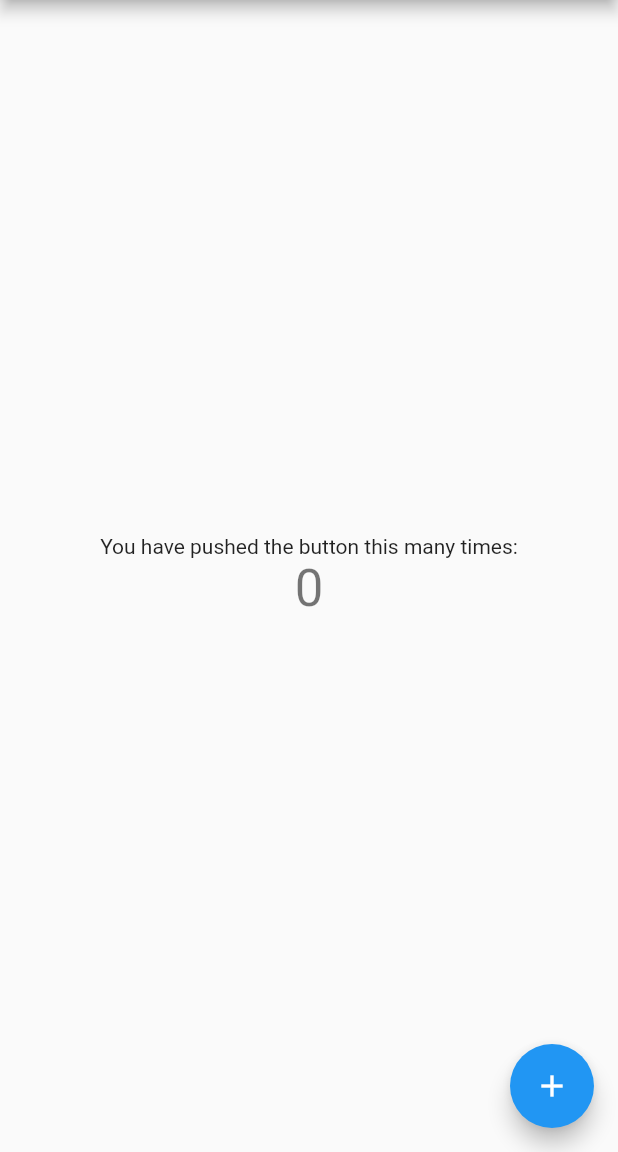
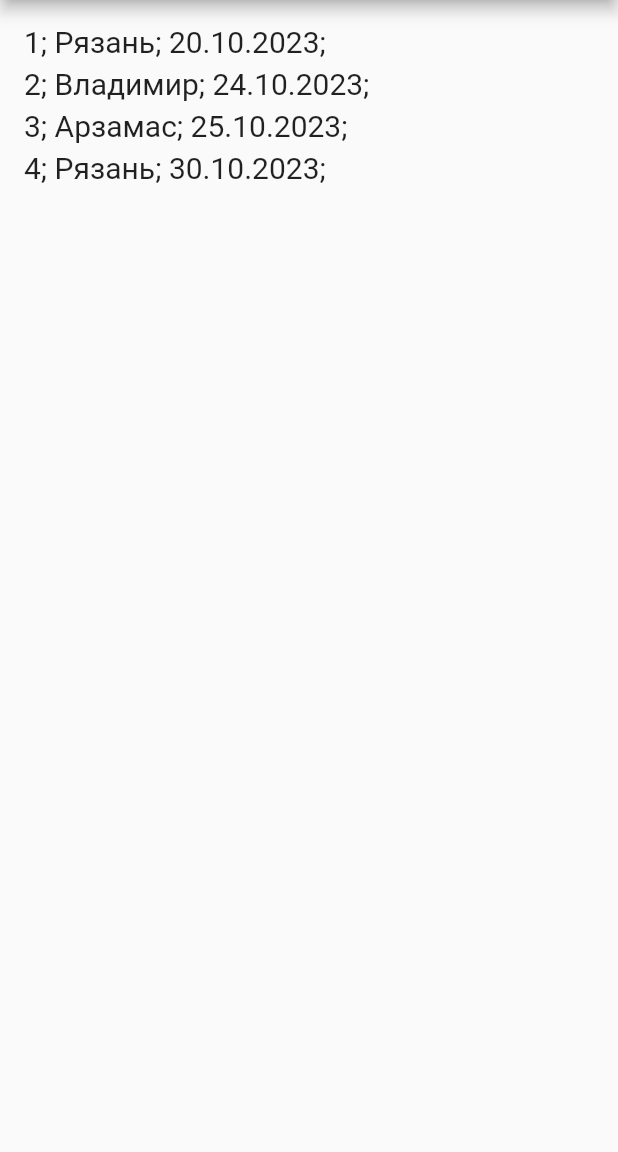
Before and after one commit to DramlDeveloper/Trip, a Flutter app: the screen it shows after launch, on a phone screen of 412 x 824 dp, the part 84-1236 px from its top. Run offline on Flutter 3.47's test engine with Material 2 defaults, Android fonts, the phone set to English and light mode, and no system bars.

Commit message:
run task

```diff
--- /dev/null
+++ b/lib/db/trip.dart
@@ -0,0 +1,12 @@
+class Trip {
+   final int? id;
+   final String? title;
+   final DateTime? date;
+
+  Trip({  required this.id,  required this.title, required this.date});
+
+@override
+  String toString() {
+    return "$id; $title; ${date?.day}.${date?.month}.${date?.year};";
+  }
+}
--- a/lib/main.dart
+++ b/lib/main.dart
@@ -1,7 +1,9 @@
 import 'package:flutter/material.dart';
+import 'package:voyage/screen/trip_scren.dart';
 
 void main() {
   runApp(const MyApp());
+
 }
 
 class MyApp extends StatelessWidget {
@@ -9,6 +11,7 @@ class MyApp extends StatelessWidget {
 
   @override
   Widget build(BuildContext context) {
+
     return MaterialApp(
       title: 'Voyage',
       theme: ThemeData(
@@ -21,47 +24,23 @@ class MyApp extends StatelessWidget {
 
 class MyHomePage extends StatefulWidget {
   const MyHomePage({super.key, required this.title});
-
   final String title;
-
   @override
   State<MyHomePage> createState() => _MyHomePageState();
 }
 
 class _MyHomePageState extends State<MyHomePage> {
-  int _counter = 0;
-
-  void _incrementCounter() {
-    setState(() {
-      _counter++;
-    });
-  }
 
   @override
   Widget build(BuildContext context) {
+
     return Scaffold(
       appBar: AppBar(
         title: Text(widget.title),
       ),
-      body: Center(
-        child: Column(
-          mainAxisAlignment: MainAxisAlignment.center,
-          children: <Widget>[
-            const Text(
-              'You have pushed the button this many times:',
-            ),
-            Text(
-              '$_counter',
-              style: Theme.of(context).textTheme.headlineMedium,
-            ),
-          ],
-        ),
-      ),
-      floatingActionButton: FloatingActionButton(
-        onPressed: _incrementCounter,
-        tooltip: 'Increment',
-        child: const Icon(Icons.add),
-      ),
+      body: TripScreen()
     );
   }
+
+
 }
--- /dev/null
+++ b/lib/screen/trip_scren.dart
@@ -0,0 +1,38 @@
+import 'package:flutter/material.dart';
+import '../db/trip.dart';
+
+class TripScreen extends StatelessWidget {
+   TripScreen({Key? key}) : super(key: key);
+  List listTrip = [
+    Trip(id: 1, title: "Рязань", date:  DateTime(2023, 10, 20)),
+    Trip(id: 2, title: "Владимир", date:  DateTime(2023, 10, 24)),
+    Trip(id: 3, title: "Арзамас", date:  DateTime(2023, 10, 25)),
+    Trip(id: 4, title: "Рязань", date:  DateTime(2023, 10, 30))];
+  @override
+  Widget build(BuildContext context) {
+    return Container(
+      padding: EdgeInsets.symmetric(vertical: 16, horizontal: 16),
+      child: Column(
+
+        children: [
+          Row(
+            children: [
+              Text(listTrip[0].toString(), style: TextStyle(fontSize: 20)),
+            ],),
+          SizedBox(height: 5,),
+          Row(children: [
+            Text("${listTrip[1]}", style: TextStyle(fontSize: 20)),
+          ],),
+          SizedBox(height: 5,),
+          Row(children: [
+            Text("${listTrip[2]}", style: TextStyle(fontSize: 20),),
+          ],),
+          SizedBox(height: 5,),
+          Row(children: [
+            Text(listTrip[3].toString(), style: TextStyle(fontSize: 20)),
+          ],)
+        ],
+      ),
+    );
+  }
+}
```
